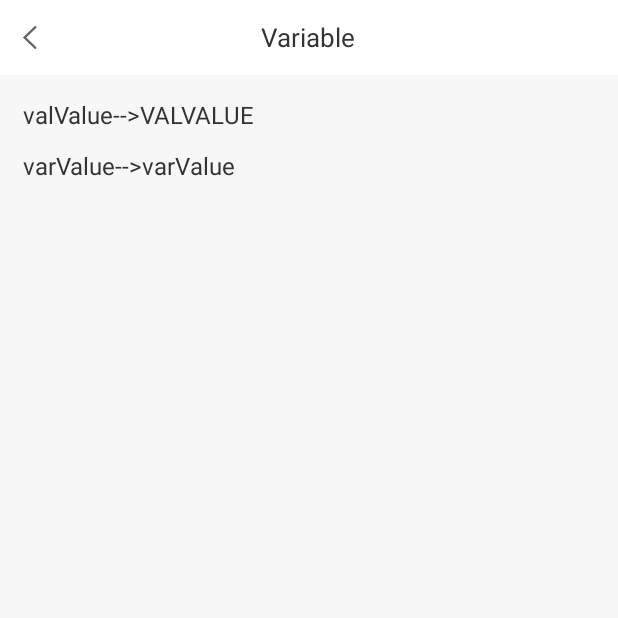
After one commit to aibfive/KotlinPorject, an Android app: the VariableActivity screen opened directly, with no data from a screen before it, on a phone screen of 412 x 824 dp, the top half of it. The commit adds this screen. Run offline under Robolectric (Android 15) with nearby library versions, the phone set to English and light mode, and no system bars.

Commit message:
1、Kotlin学习中；

```diff
--- a/app/src/main/AndroidManifest.xml
+++ b/app/src/main/AndroidManifest.xml
@@ -22,7 +22,9 @@
         <activity
             android:name=".HelloKotlinActivity"
             android:screenOrientation="portrait"/>
-
+        <activity
+            android:name=".VariableActivity"
+            android:screenOrientation="portrait"/>
     </application>
 
 </manifest>
--- a/app/src/main/java/com/sandu/kotlinporject/HelloKotlinActivity.kt
+++ b/app/src/main/java/com/sandu/kotlinporject/HelloKotlinActivity.kt
@@ -6,7 +6,7 @@ import android.view.View
 import kotlinx.android.synthetic.main.activity_hello_kotlin.*
 
 /**
- * KotlinPorject
+ * HelloKotlin
  * @author lizewu
  * @date 2019/3/22
  */
--- /dev/null
+++ b/app/src/main/java/com/sandu/kotlinporject/VariableActivity.kt
@@ -0,0 +1,58 @@
+package com.sandu.kotlinporject
+
+import android.os.Bundle
+import android.support.annotation.IntegerRes
+import android.support.v7.app.AppCompatActivity
+import android.util.Log
+import android.view.View
+import kotlinx.android.synthetic.main.activity_variable.*
+
+/**
+ * 变量Activity
+ * @author lizewu
+ * @date 2019/3/25
+ */
+class VariableActivity : AppCompatActivity(), View.OnClickListener{
+
+   val valValue : String = "valValue"
+        /*get() {
+            return field
+        }*/
+        get() = field.toUpperCase()
+
+    var varValue : String = "varValue"
+        get() {
+            Log.i("GG", "Get")
+            return field
+        }
+        set(value) = if(varValue.equals(varValue)){
+            Log.i("GG", "Set")
+            field = "hhhhh"
+        }else{
+            Log.i("GG", "Set")
+            field = "hhhhh"
+
+        }
+
+
+    override fun onCreate(savedInstanceState: Bundle?) {
+        super.onCreate(savedInstanceState)
+        setContentView(R.layout.activity_variable)
+        backIv.setOnClickListener(this)
+
+        contentTv.text = getContent()
+    }
+
+    fun getContent() : String{
+        var stringBuffer = StringBuffer()
+        stringBuffer.appendln("valValue-->"+valValue)
+        stringBuffer.appendln("varValue-->"+varValue)
+        return stringBuffer.toString()
+    }
+
+    override fun onClick(v: View) {
+        when(v.id){
+            backIv.id -> finish()
+        }
+    }
+}
--- /dev/null
+++ b/app/src/main/res/layout/activity_variable.xml
@@ -0,0 +1,53 @@
+<?xml version="1.0" encoding="utf-8"?>
+<LinearLayout
+    xmlns:android="http://schemas.android.com/apk/res/android"
+    android:layout_width="match_parent"
+    android:layout_height="match_parent"
+    android:orientation="vertical"
+    android:background="@color/colorF7F7F7">
+
+    <RelativeLayout
+        android:layout_width="match_parent"
+        android:layout_height="50dp"
+        android:background="@android:color/white">
+
+        <ImageView
+            android:id="@+id/backIv"
+            android:layout_width="wrap_content"
+            android:layout_height="match_parent"
+            android:paddingLeft="15dp"
+            android:paddingRight="15dp"
+            android:src="@mipmap/icon_back2"/>
+
+
+        <TextView
+            android:layout_width="wrap_content"
+            android:layout_height="wrap_content"
+            android:text="Variable"
+            android:textColor="@color/color333333"
+            android:textSize="17dp"
+            android:layout_centerInParent="true"/>
+
+    </RelativeLayout>
+
+    <android.support.v4.widget.NestedScrollView
+        android:layout_width="match_parent"
+        android:layout_height="match_parent"
+        android:fillViewport="true"
+        android:scrollbars="none"
+        android:padding="15dp"
+        android:clipToPadding="false">
+
+        <TextView
+            android:id="@+id/contentTv"
+            android:layout_width="match_parent"
+            android:layout_height="match_parent"
+            android:textSize="16dp"
+            android:textColor="@color/color333333"
+            android:lineSpacingExtra="15dp"/>
+
+    </android.support.v4.widget.NestedScrollView>
+
+
+
+</LinearLayout>
```
Also changed, not shown: app/src/main/java/com/sandu/kotlinporject/MainActivity.kt (+13 -1 lines), app/src/main/res/layout/activity_main.xml (+11 -0 lines).
